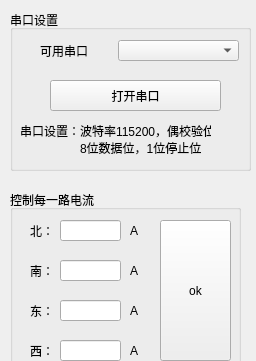
First picture: the form in Debug_Pole.ui, repository MagicalAstronomy/MagentOperation, before the edit; both pictures show x 0 to 256 and y 0 to 361 of the 256 by 768 pixel window.
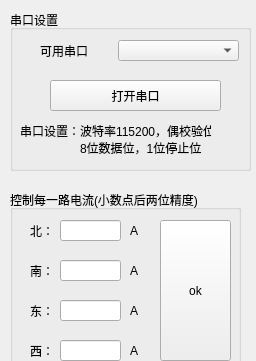
Second picture: the form after the edit.

Commit message: 成功实现了输出文本框中写的电流值，但有一个驱动器出现了一点问题，明天1.10客服会协调解决。

```diff
--- a/Debug_Pole.ui
+++ b/Debug_Pole.ui
@@ -111,7 +111,7 @@
     </rect>
    </property>
    <property name="title">
-    <string>控制每一路电流</string>
+    <string>控制每一路电流(小数点后两位精度)</string>
    </property>
    <widget class="QLineEdit" name="lineEdit">
     <property name="geometry">
```
Left out of the diff: 8 changed lines with no effect on the pictures. The commit also changes 3 other files.
